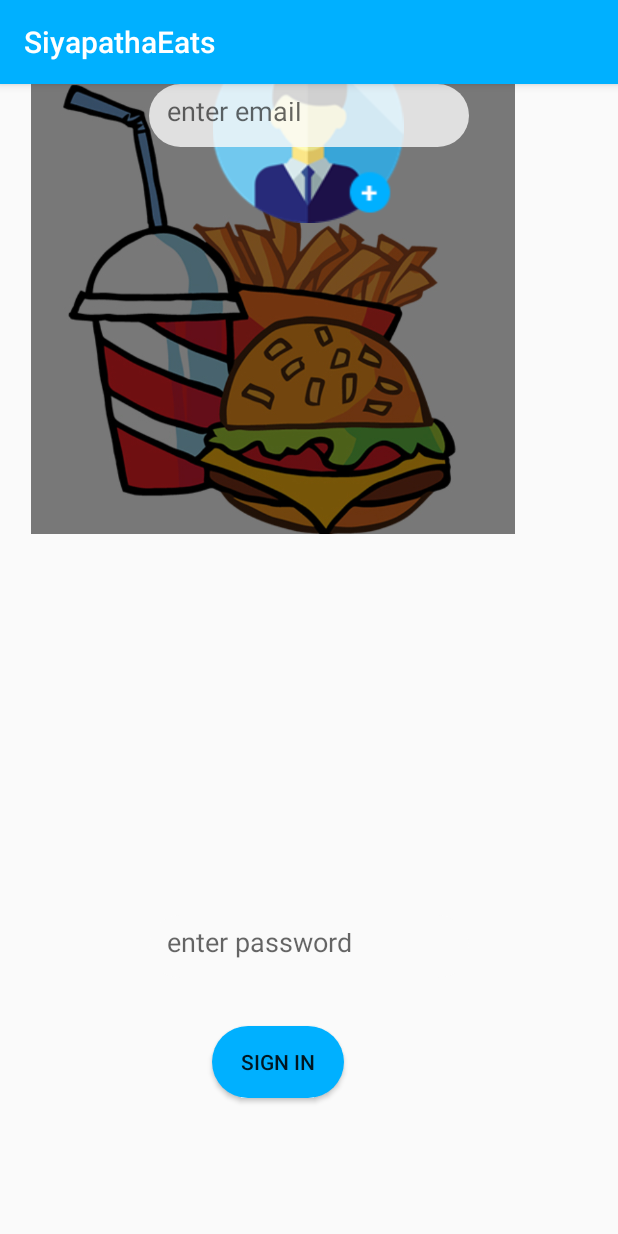
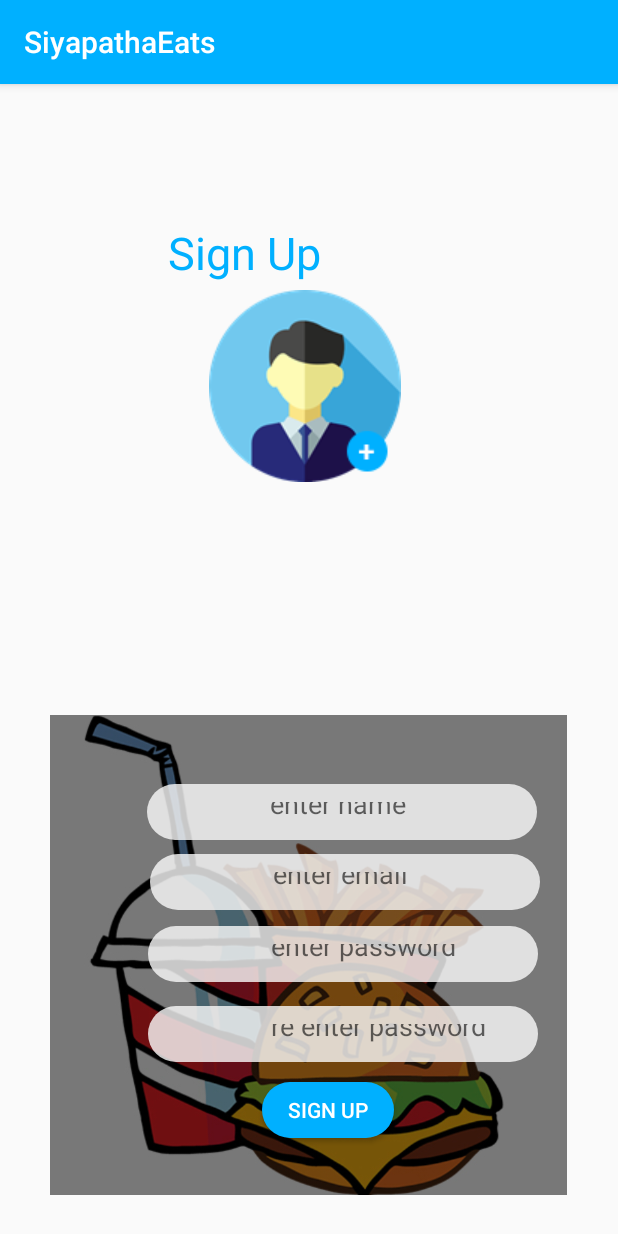
Before and after one commit to ruwanliyanage123/SiyapathaEats, an Android app: the screen it shows after launch (LoginActivity), on a phone screen of 412 x 824 dp. Run offline under Robolectric (Android 15) with nearby library versions, the phone set to English and light mode, and no system bars; our stand-ins replace Firebase (no records; nobody signed in at launch, a user with empty details on screens opened directly); 4 statements that could not run were skipped.

Commit message:
copy the source code from register to login

```diff
--- a/app/src/main/res/layout/activity_login.xml
+++ b/app/src/main/res/layout/activity_login.xml
@@ -1,79 +1,112 @@
 <?xml version="1.0" encoding="utf-8"?>
-<android.support.constraint.ConstraintLayout xmlns:android="http://schemas.android.com/apk/res/android"
+<RelativeLayout
+    xmlns:android="http://schemas.android.com/apk/res/android"
     xmlns:app="http://schemas.android.com/apk/res-auto"
     xmlns:tools="http://schemas.android.com/tools"
     android:layout_width="match_parent"
     android:layout_height="match_parent"
-    tools:context=".Activities.LoginActivity">
+    tools:context=".Activities.RegisterActivity">
 
     <ImageView
-        android:id="@+id/imageView3"
-        android:layout_width="364dp"
-        android:layout_height="300dp"
-        app:srcCompat="@drawable/banner"
-        tools:layout_editor_absoluteX="23dp"
-        tools:layout_editor_absoluteY="376dp" />
+        android:id="@+id/imageView"
+        android:layout_width="wrap_content"
+        android:layout_height="320dp"
+        android:layout_alignParentStart="true"
+        android:layout_alignParentEnd="true"
+        android:layout_alignParentBottom="true"
+        android:layout_marginStart="33dp"
+        android:layout_marginEnd="34dp"
+        android:layout_marginBottom="27dp"
+        app:srcCompat="@drawable/banner" />
+
+    <EditText
+        android:id="@+id/regName"
+        android:layout_width="260dp"
+        android:layout_height="37dp"
+        android:layout_alignParentEnd="true"
+        android:layout_alignParentBottom="true"
+        android:layout_marginEnd="54dp"
+        android:layout_marginBottom="264dp"
+        android:background="@drawable/reg_edittext_style"
+        android:ems="10"
+        android:hint="               enter name"
+        android:inputType="textPersonName" />
+
+    <EditText
+        android:id="@+id/regMail"
+        android:layout_width="260dp"
+        android:layout_height="37dp"
+        android:layout_alignParentEnd="true"
+        android:layout_alignParentBottom="true"
+        android:layout_marginEnd="52dp"
+        android:layout_marginBottom="217dp"
+        android:background="@drawable/reg_edittext_style"
+        android:ems="10"
+        android:hint="               enter email"
+        android:inputType="textPersonName" />
+
+    <EditText
+        android:id="@+id/regPassword"
+        android:layout_width="260dp"
+        android:layout_height="37dp"
+        android:layout_alignParentEnd="true"
+        android:layout_alignParentBottom="true"
+        android:layout_marginEnd="53dp"
+        android:layout_marginBottom="169dp"
+        android:background="@drawable/reg_edittext_style"
+        android:ems="10"
+        android:hint="               enter password"
+        android:inputType="textPassword" />
+
+    <EditText
+        android:id="@+id/regPassword2"
+        android:layout_width="260dp"
+        android:layout_height="37dp"
+        android:layout_alignParentEnd="true"
+        android:layout_alignParentBottom="true"
+        android:layout_marginEnd="53dp"
+        android:layout_marginBottom="116dp"
+        android:background="@drawable/reg_edittext_style"
+        android:ems="10"
+        android:hint="               re enter password"
+        android:inputType="textPassword" />
+
+    <Button
+        android:id="@+id/regBtn"
+        android:textColor="#ffffff"
+        android:layout_width="wrap_content"
+        android:layout_height="37dp"
+        android:layout_alignParentEnd="true"
+        android:layout_alignParentBottom="true"
+        android:layout_marginEnd="149dp"
+        android:layout_marginBottom="65dp"
+        android:background="@drawable/reg_btn_style"
+        android:text="Sign Up" />
 
     <ImageView
-        android:id="@+id/login_photo"
-        android:layout_width="wrap_content"
+        android:id="@+id/regUserPhoto"
+        android:layout_width="138dp"
         android:layout_height="wrap_content"
-        android:layout_marginStart="8dp"
-        android:layout_marginTop="96dp"
-        android:layout_marginEnd="8dp"
-        android:layout_marginBottom="8dp"
-        app:layout_constraintBottom_toTopOf="@+id/login_mail"
-        app:layout_constraintEnd_toEndOf="parent"
-        app:layout_constraintHorizontal_bias="0.498"
-        app:layout_constraintStart_toStartOf="parent"
-        app:layout_constraintTop_toTopOf="parent"
-        app:layout_constraintVertical_bias="0.567"
+        android:layout_alignParentStart="true"
+        android:layout_alignParentTop="true"
+        android:layout_alignParentEnd="true"
+        android:layout_marginStart="134dp"
+        android:layout_marginTop="137dp"
+        android:layout_marginEnd="139dp"
         app:srcCompat="@drawable/userphoto" />
 
-    <EditText
-        android:id="@+id/login_mail"
-        android:layout_width="wrap_content"
-        android:layout_height="42dp"
-        android:layout_marginStart="8dp"
-        android:layout_marginEnd="96dp"
-        android:background="@drawable/reg_edittext_style"
-        android:ems="10"
-        android:hint="enter email"
+    <TextView
+        android:id="@+id/textView3"
+        android:layout_width="162dp"
+        android:layout_height="wrap_content"
+        android:layout_alignParentStart="true"
+        android:layout_alignParentTop="true"
+        android:layout_alignParentEnd="true"
+        android:layout_marginStart="112dp"
+        android:layout_marginTop="92dp"
+        android:layout_marginEnd="137dp"
+        android:text="Sign Up"
+        android:textColor="@color/colorPrimaryDark"
+        android:textSize="30dp" />
 
-        android:inputType="text"
-        app:layout_constraintEnd_toEndOf="parent"
-        app:layout_constraintHorizontal_bias="0.968"
-        app:layout_constraintStart_toStartOf="parent"
-        tools:layout_editor_absoluteY="438dp" />
-
-
-    <EditText
-        android:id="@+id/login_password"
-        android:layout_width="wrap_content"
-        android:layout_height="42dp"
-        android:layout_marginStart="8dp"
-        android:layout_marginEnd="8dp"
-        android:layout_marginBottom="32dp"
-        android:background="@drawable/reg_edittext_style"
-        android:ems="10"
-        android:hint="enter password"
-        android:inputType="textPassword"
-        app:layout_constraintBottom_toTopOf="@+id/login_btn"
-        app:layout_constraintEnd_toEndOf="parent"
-        app:layout_constraintStart_toStartOf="parent" />
-
-    <Button
-        android:id="@+id/login_btn"
-        android:layout_width="wrap_content"
-        android:layout_height="wrap_content"
-        android:layout_marginStart="8dp"
-        android:layout_marginEnd="8dp"
-        android:layout_marginBottom="92dp"
-        android:background="@drawable/reg_btn_style"
-        android:text="Sign In"
-        app:layout_constraintBottom_toBottomOf="parent"
-        app:layout_constraintEnd_toEndOf="parent"
-        app:layout_constraintHorizontal_bias="0.433"
-        app:layout_constraintStart_toStartOf="parent" />
-
-</android.support.constraint.ConstraintLayout>
+</RelativeLayout>
```
